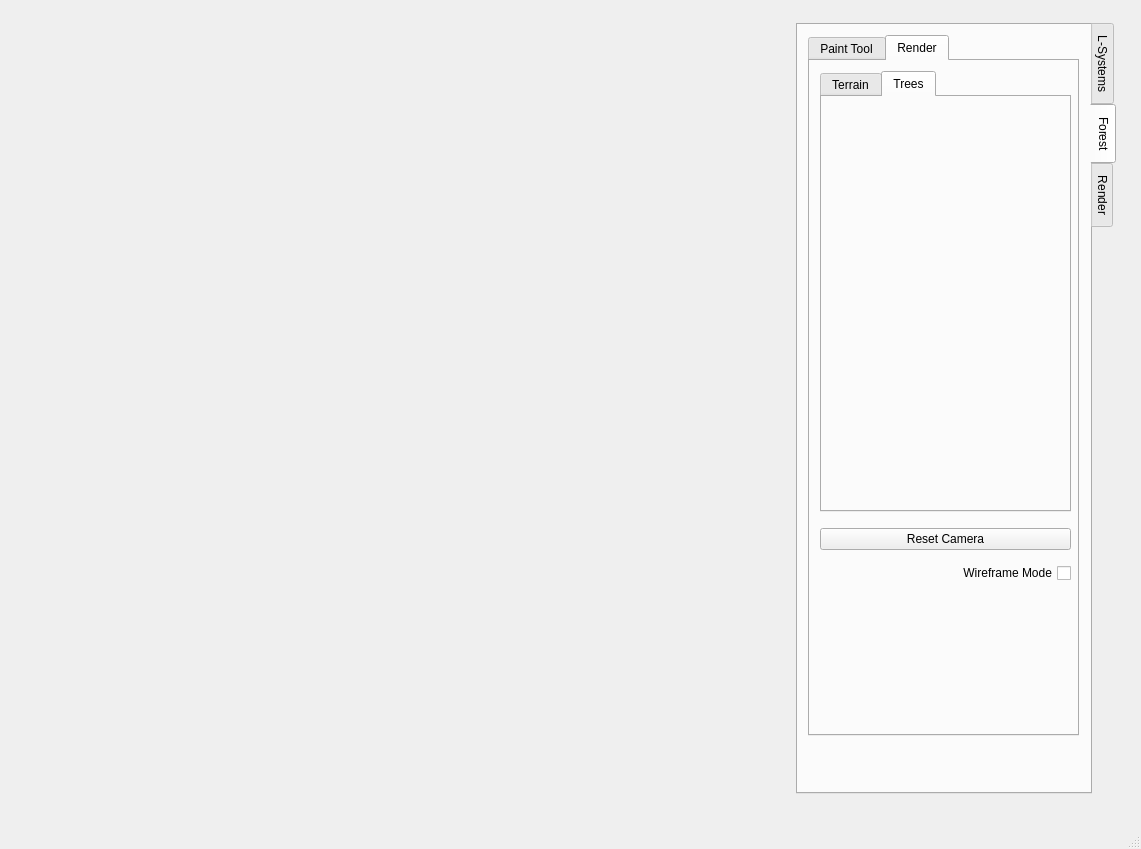
Old version of the form ForestGenerator/ui/MainWindow.ui in the repository BenCarey88/ForestGenerator.
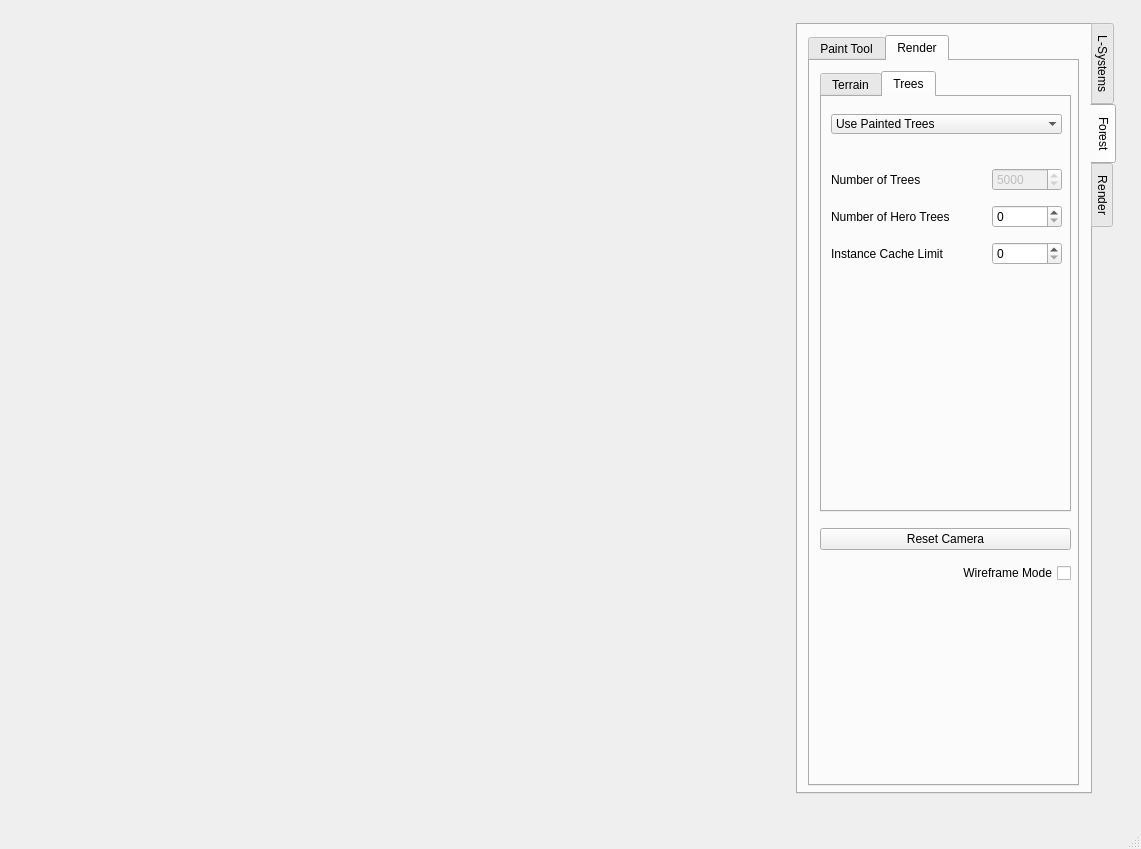
New version of the form. The open tabs and pages were chosen to show the change.

The edit to the form file:
```diff
--- a/ForestGenerator/ui/MainWindow.ui
+++ b/ForestGenerator/ui/MainWindow.ui
@@ -1428,7 +1428,7 @@
            <x>10</x>
            <y>10</y>
            <width>271</width>
-           <height>701</height>
+           <height>751</height>
           </rect>
          </property>
          <property name="tabPosition">
@@ -1845,6 +1845,153 @@
             <attribute name="title">
              <string>Trees</string>
             </attribute>
+            <widget class="QWidget" name="verticalLayoutWidget_9">
+             <property name="geometry">
+              <rect>
+               <x>9</x>
+               <y>9</y>
+               <width>231</width>
+               <height>167</height>
+              </rect>
+             </property>
+             <layout class="QVBoxLayout" name="treesLayout">
+              <item>
+               <widget class="QComboBox" name="m_treeGenMethod">
+                <property name="focusPolicy">
+                 <enum>Qt::NoFocus</enum>
+                </property>
+                <property name="contextMenuPolicy">
+                 <enum>Qt::NoContextMenu</enum>
+                </property>
+                <property name="insertPolicy">
+                 <enum>QComboBox::NoInsert</enum>
+                </property>
+                <property name="sizeAdjustPolicy">
+                 <enum>QComboBox::AdjustToContentsOnFirstShow</enum>
+                </property>
+                <property name="frame">
+                 <bool>false</bool>
+                </property>
+                <item>
+                 <property name="text">
+                  <string>Use Painted Trees</string>
+                 </property>
+                </item>
+                <item>
+                 <property name="text">
+                  <string>Randomly Scatter</string>
+                 </property>
+                </item>
+               </widget>
+              </item>
+              <item>
+               <spacer name="verticalSpacer_2">
+                <property name="orientation">
+                 <enum>Qt::Vertical</enum>
+                </property>
+                <property name="sizeType">
+                 <enum>QSizePolicy::Fixed</enum>
+                </property>
+                <property name="sizeHint" stdset="0">
+                 <size>
+                  <width>20</width>
+                  <height>20</height>
+                 </size>
+                </property>
+               </spacer>
+              </item>
+              <item>
+               <layout class="QHBoxLayout" name="numTreesBox">
+                <item>
+                 <widget class="QLabel" name="numTreesLabel">
+                  <property name="text">
+                   <string>Number of Trees</string>
+                  </property>
+                 </widget>
+                </item>
+                <item>
+                 <widget class="QSpinBox" name="m_numTrees">
+                  <property name="enabled">
+                   <bool>false</bool>
+                  </property>
+                  <property name="sizePolicy">
+                   <sizepolicy hsizetype="Fixed" vsizetype="Fixed">
+                    <horstretch>0</horstretch>
+                    <verstretch>0</verstretch>
+                   </sizepolicy>
+                  </property>
+                  <property name="minimumSize">
+                   <size>
+                    <width>70</width>
+                    <height>0</height>
+                   </size>
+                  </property>
+                  <property name="maximum">
+                   <number>50000</number>
+                  </property>
+                  <property name="value">
+                   <number>5000</number>
+                  </property>
+                 </widget>
+                </item>
+               </layout>
+              </item>
+              <item>
+               <layout class="QHBoxLayout" name="numHeroTreesBox">
+                <item>
+                 <widget class="QLabel" name="numHeroTreesLabel">
+                  <property name="text">
+                   <string>Number of Hero Trees</string>
+                  </property>
+                 </widget>
+                </item>
+                <item>
+                 <widget class="QSpinBox" name="m_numHeroTrees">
+                  <property name="sizePolicy">
+                   <sizepolicy hsizetype="Fixed" vsizetype="Fixed">
+                    <horstretch>0</horstretch>
+                    <verstretch>0</verstretch>
+                   </sizepolicy>
+                  </property>
+                  <property name="minimumSize">
+                   <size>
+                    <width>70</width>
+                    <height>0</height>
+                   </size>
+                  </property>
+                 </widget>
+                </item>
+               </layout>
+              </item>
+              <item>
+               <layout class="QHBoxLayout" name="cacheLimitBox">
+                <item>
+                 <widget class="QLabel" name="cacheLimitLabel">
+                  <property name="text">
+                   <string>Instance Cache Limit</string>
+                  </property>
+                 </widget>
+                </item>
+                <item>
+                 <widget class="QSpinBox" name="m_cacheLimit">
+                  <property name="sizePolicy">
+                   <sizepolicy hsizetype="Fixed" vsizetype="Fixed">
+                    <horstretch>70</horstretch>
+                    <verstretch>0</verstretch>
+                   </sizepolicy>
+                  </property>
+                  <property name="minimumSize">
+                   <size>
+                    <width>70</width>
+                    <height>0</height>
+                   </size>
+                  </property>
+                 </widget>
+                </item>
+               </layout>
+              </item>
+             </layout>
+            </widget>
            </widget>
           </widget>
           <widget class="QWidget" name="verticalLayoutWidget_5">
```
Left out of the diff: 92 changed lines with no effect on the pictures.
